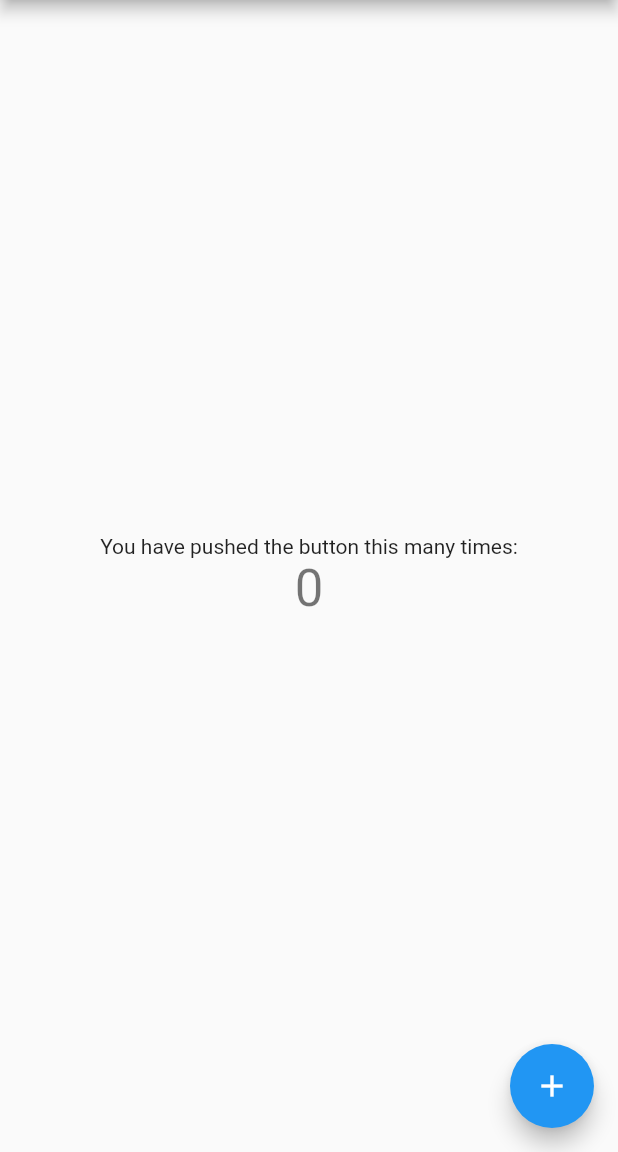
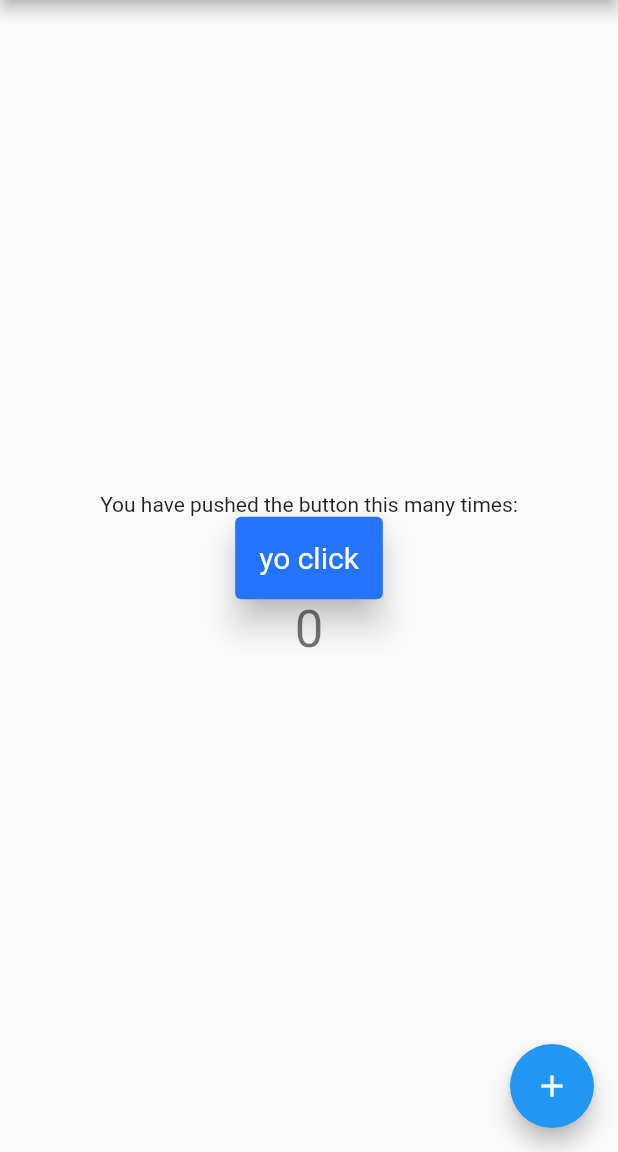
Before and after one commit to yogithesymbian/yo_button_pkg, a Flutter app: the screen it shows after launch, on a phone screen of 412 x 824 dp, the part 84-1236 px from its top. Run offline on Flutter 3.47's test engine with Material 2 defaults, Android fonts, the phone set to English and light mode, and no system bars.

Commit message:
yo button sample

```diff
--- a/example/lib/main.dart
+++ b/example/lib/main.dart
@@ -1,4 +1,5 @@
 import 'package:flutter/material.dart';
+import 'package:flutter_pkg/flutter_pkg.dart';
 
 void main() {
   runApp(const MyApp());
@@ -50,6 +51,10 @@ class _MyHomePageState extends State<MyHomePage> {
             const Text(
               'You have pushed the button this many times:',
             ),
+            YoButton(
+              yoPress: _incrementCounter,
+              yoChildWidget: const Text('yo click'),
+            ),
             Text(
               '$_counter',
               style: Theme.of(context).textTheme.headline4,
```
